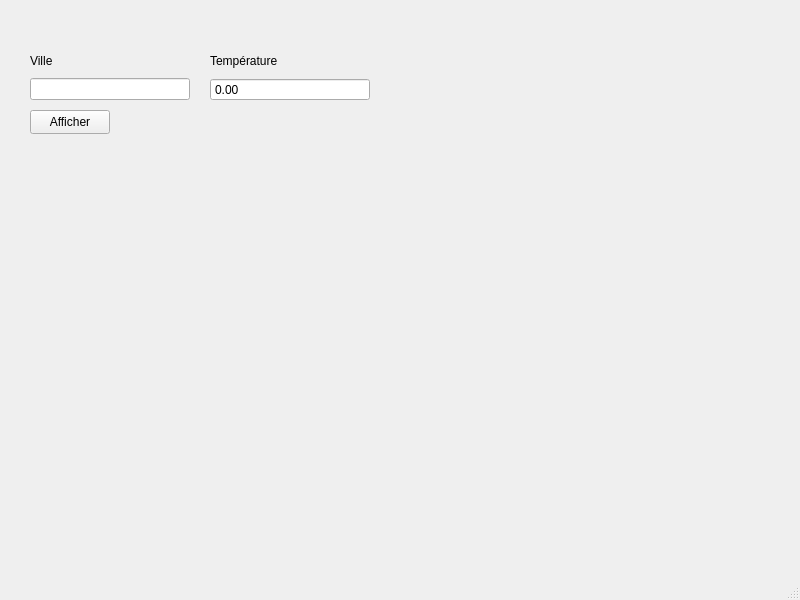
First picture: the form in principale.ui, repository NomadBR19/meteo_IHM, before the edit.
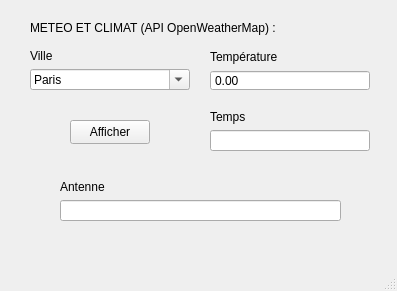
Second picture: the form after the edit.

The edit to the form file:
```diff
--- a/principale.ui
+++ b/principale.ui
@@ -6,8 +6,8 @@
    <rect>
     <x>0</x>
     <y>0</y>
-    <width>800</width>
-    <height>600</height>
+    <width>397</width>
+    <height>291</height>
    </rect>
   </property>
   <property name="windowTitle">
@@ -20,7 +20,7 @@
       <x>30</x>
       <y>49</y>
       <width>160</width>
-      <height>51</height>
+      <height>41</height>
      </rect>
     </property>
     <layout class="QVBoxLayout" name="verticalLayout">
@@ -32,7 +32,41 @@
       </widget>
      </item>
      <item>
-      <widget class="QLineEdit" name="urlEdit"/>
+      <widget class="QComboBox" name="villeBox">
+       <property name="editable">
+        <bool>true</bool>
+       </property>
+       <item>
+        <property name="text">
+         <string>Paris</string>
+        </property>
+       </item>
+       <item>
+        <property name="text">
+         <string>Londres</string>
+        </property>
+       </item>
+       <item>
+        <property name="text">
+         <string>Berlin</string>
+        </property>
+       </item>
+       <item>
+        <property name="text">
+         <string>Kiev</string>
+        </property>
+       </item>
+       <item>
+        <property name="text">
+         <string>Varsovie</string>
+        </property>
+       </item>
+       <item>
+        <property name="text">
+         <string>Stockholm</string>
+        </property>
+       </item>
+      </widget>
      </item>
     </layout>
    </widget>
@@ -42,7 +76,7 @@
       <x>210</x>
       <y>50</y>
       <width>160</width>
-      <height>51</height>
+      <height>41</height>
      </rect>
     </property>
     <layout class="QVBoxLayout" name="verticalLayout_2">
@@ -61,6 +95,9 @@
        <property name="buttonSymbols">
         <enum>QAbstractSpinBox::NoButtons</enum>
        </property>
+       <property name="minimum">
+        <double>-100.000000000000000</double>
+       </property>
       </widget>
      </item>
     </layout>
@@ -68,8 +105,8 @@
    <widget class="QPushButton" name="pushButton">
     <property name="geometry">
      <rect>
-      <x>30</x>
-      <y>110</y>
+      <x>70</x>
+      <y>120</y>
       <width>80</width>
       <height>24</height>
      </rect>
@@ -78,6 +115,99 @@
      <string>Afficher</string>
     </property>
    </widget>
+   <widget class="QWidget" name="verticalLayoutWidget_3">
+    <property name="geometry">
+     <rect>
+      <x>210</x>
+      <y>110</y>
+      <width>160</width>
+      <height>41</height>
+     </rect>
+    </property>
+    <layout class="QVBoxLayout" name="verticalLayout_3">
+     <item>
+      <widget class="QLabel" name="label_3">
+       <property name="text">
+        <string>Temps</string>
+       </property>
+      </widget>
+     </item>
+     <item>
+      <widget class="QLineEdit" name="tempEdit">
+       <property name="enabled">
+        <bool>true</bool>
+       </property>
+       <property name="readOnly">
+        <bool>true</bool>
+       </property>
+      </widget>
+     </item>
+    </layout>
+   </widget>
+   <widget class="QLabel" name="label_4">
+    <property name="geometry">
+     <rect>
+      <x>30</x>
+      <y>20</y>
+      <width>341</width>
+      <height>16</height>
+     </rect>
+    </property>
+    <property name="text">
+     <string>METEO ET CLIMAT (API OpenWeatherMap) :</string>
+    </property>
+   </widget>
+   <widget class="QWidget" name="verticalLayoutWidget_4">
+    <property name="geometry">
+     <rect>
+      <x>60</x>
+      <y>180</y>
+      <width>281</width>
+      <height>41</height>
+     </rect>
+    </property>
+    <layout class="QVBoxLayout" name="verticalLayout_4">
+     <item>
+      <widget class="QLabel" name="label_5">
+       <property name="text">
+        <string>Antenne</string>
+       </property>
+      </widget>
+     </item>
+     <item>
+      <widget class="QLineEdit" name="antenneEdit">
+       <property name="enabled">
+        <bool>true</bool>
+       </property>
+       <property name="layoutDirection">
+        <enum>Qt::LeftToRight</enum>
+       </property>
+       <property name="alignment">
+        <set>Qt::AlignCenter</set>
+       </property>
+       <property name="readOnly">
+        <bool>true</bool>
+       </property>
+      </widget>
+     </item>
+    </layout>
+   </widget>
+   <widget class="QLabel" name="cordon">
+    <property name="geometry">
+     <rect>
+      <x>60</x>
+      <y>230</y>
+      <width>281</width>
+      <height>20</height>
+     </rect>
+    </property>
+    <property name="text">
+     <string/>
+    </property>
+    <property name="alignment">
+     <set>Qt::AlignLeading|Qt::AlignLeft|Qt::AlignVCenter</set>
+    </property>
+   </widget>
   </widget>
   <widget class="QMenuBar" name="menubar">
    <property name="geometry">
```
Left out of the diff: 22 changed lines with no effect on the pictures.
